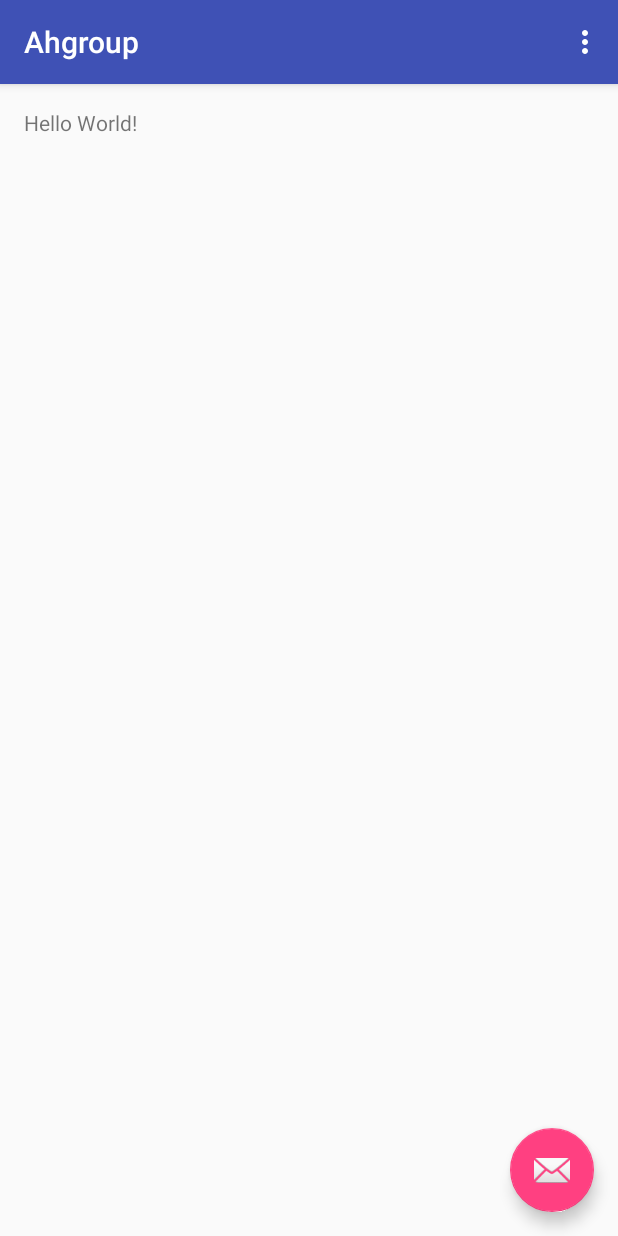
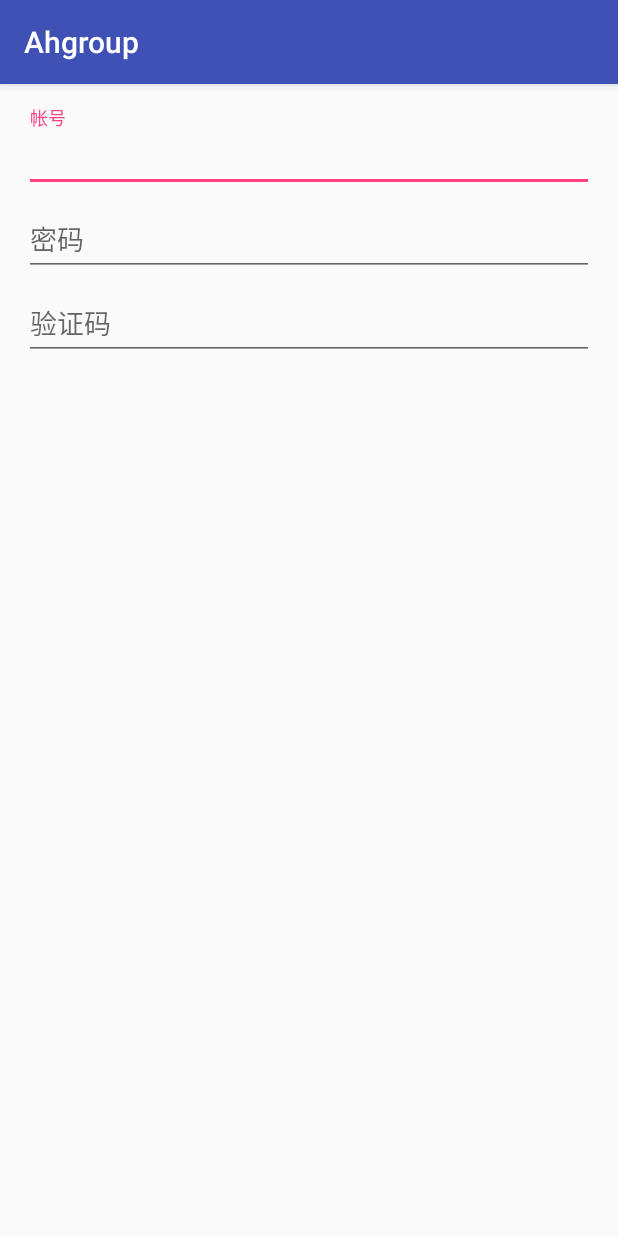
Before and after one commit to fmisser/Ahgroup, an Android app: the screen it shows after launch (MainActivity before the commit, LoginActivity after it), on a phone screen of 412 x 824 dp. Run offline under Robolectric (Android 15) with nearby library versions, the phone set to English and light mode, and no system bars; our stand-ins replace Dagger/Hilt's generated code; libraries missing offline, so code that uses them is left out: com.j256.ormlite.

Commit message:
添加登录界面

```diff
--- a/app/build.gradle
+++ b/app/build.gradle
@@ -48,4 +48,5 @@ dependencies {
     testCompile rootProject.ext.testDependencies.junit
     compile project(':domain')
     compile project(':data')
+    compile project(':common')
 }
--- a/app/src/main/AndroidManifest.xml
+++ b/app/src/main/AndroidManifest.xml
@@ -13,6 +13,13 @@
             android:name=".MainActivity"
             android:label="@string/app_name"
             android:theme="@style/AppTheme.NoActionBar">
+            <!--<intent-filter>-->
+                <!--<action android:name="android.intent.action.MAIN" />-->
+
+                <!--<category android:name="android.intent.category.LAUNCHER" />-->
+            <!--</intent-filter>-->
+        </activity>
+        <activity android:name=".ui.LoginActivity">
             <intent-filter>
                 <action android:name="android.intent.action.MAIN" />
 
--- a/app/src/main/java/com/ptmlb/ca/ahgroup/MainActivity.java
+++ b/app/src/main/java/com/ptmlb/ca/ahgroup/MainActivity.java
@@ -14,9 +14,9 @@ import android.widget.Toast;
 import com.ptmlb.ca.ahgroup.di.component.DaggerLoginInfoComponent;
 import com.ptmlb.ca.ahgroup.di.component.LoginInfoComponent;
 import com.ptmlb.ca.ahgroup.di.module.ActivityModule;
-import com.ptmlb.ca.ahgroup.model.LoginInfoModel;
-import com.ptmlb.ca.ahgroup.presenter.SaveLoginInfoPresenter;
-import com.ptmlb.ca.ahgroup.view.SaveLoginInfoView;
+import com.ptmlb.ca.ahgroup.mvp.model.LoginInfoModel;
+import com.ptmlb.ca.ahgroup.mvp.presenter.SaveLoginInfoPresenter;
+import com.ptmlb.ca.ahgroup.mvp.view.SaveLoginInfoView;
 
 import java.util.Date;
 
--- /dev/null
+++ b/app/src/main/java/com/ptmlb/ca/ahgroup/UI/LoginActivity.java
@@ -0,0 +1,15 @@
+package com.ptmlb.ca.ahgroup.ui;
+
+import android.support.v7.app.AppCompatActivity;
+import android.os.Bundle;
+
+import com.ptmlb.ca.ahgroup.R;
+
+public class LoginActivity extends AppCompatActivity {
+
+    @Override
+    protected void onCreate(Bundle savedInstanceState) {
+        super.onCreate(savedInstanceState);
+        setContentView(R.layout.activity_login);
+    }
+}
--- a/app/src/main/java/com/ptmlb/ca/ahgroup/di/component/ApplicationComponent.java
+++ b/app/src/main/java/com/ptmlb/ca/ahgroup/di/component/ApplicationComponent.java
@@ -13,7 +13,7 @@ import com.ptmlb.ca.ahgroup.di.module.ApplicationModule;
 import com.ptmlb.ca.ahgroup.domain.executor.JobExecutor;
 import com.ptmlb.ca.ahgroup.domain.executor.PostExecutionThread;
 import com.ptmlb.ca.ahgroup.domain.repository.LoginInfoRepository;
-import com.ptmlb.ca.ahgroup.model.mapper.LoginInfoModelMapper;
+import com.ptmlb.ca.ahgroup.mvp.model.mapper.LoginInfoModelMapper;
 
 import javax.inject.Named;
 import javax.inject.Singleton;
@@ -22,6 +22,7 @@ import dagger.Component;
 
 /**
  * Created by Administrator on 2015/12/9.
+ *
  */
 
 @Singleton
--- a/app/src/main/java/com/ptmlb/ca/ahgroup/di/module/ApplicationModule.java
+++ b/app/src/main/java/com/ptmlb/ca/ahgroup/di/module/ApplicationModule.java
@@ -21,7 +21,7 @@ import com.ptmlb.ca.ahgroup.domain.executor.JobExecutor;
 import com.ptmlb.ca.ahgroup.domain.executor.PostExecutionThread;
 import com.ptmlb.ca.ahgroup.domain.repository.LoginInfoRepository;
 import com.ptmlb.ca.ahgroup.executor.PostExecutionThreadImpl;
-import com.ptmlb.ca.ahgroup.model.mapper.LoginInfoModelMapper;
+import com.ptmlb.ca.ahgroup.mvp.model.mapper.LoginInfoModelMapper;
 
 import java.util.concurrent.LinkedBlockingQueue;
 import java.util.concurrent.TimeUnit;
--- a/app/src/main/java/com/ptmlb/ca/ahgroup/model/LoginInfoModel.java
+++ b/app/src/main/java/com/ptmlb/ca/ahgroup/mvp/model/LoginInfoModel.java
@@ -1,4 +1,4 @@
-package com.ptmlb.ca.ahgroup.model;
+package com.ptmlb.ca.ahgroup.mvp.model;
 
 import java.util.Date;
 
--- a/app/src/main/java/com/ptmlb/ca/ahgroup/model/mapper/LoginInfoModelMapper.java
+++ b/app/src/main/java/com/ptmlb/ca/ahgroup/mvp/model/mapper/LoginInfoModelMapper.java
@@ -1,7 +1,7 @@
-package com.ptmlb.ca.ahgroup.model.mapper;
+package com.ptmlb.ca.ahgroup.mvp.model.mapper;
 
 import com.ptmlb.ca.ahgroup.domain.entity.LoginInfo;
-import com.ptmlb.ca.ahgroup.model.LoginInfoModel;
+import com.ptmlb.ca.ahgroup.mvp.model.LoginInfoModel;
 
 import javax.inject.Inject;
 import javax.inject.Singleton;
--- a/app/src/main/java/com/ptmlb/ca/ahgroup/presenter/Presenter.java
+++ b/app/src/main/java/com/ptmlb/ca/ahgroup/mvp/presenter/Presenter.java
@@ -1,4 +1,4 @@
-package com.ptmlb.ca.ahgroup.presenter;
+package com.ptmlb.ca.ahgroup.mvp.presenter;
 
 /**
  * Created by Administrator on 2015/12/4.
--- a/app/src/main/java/com/ptmlb/ca/ahgroup/view/AuthLoadDataView.java
+++ b/app/src/main/java/com/ptmlb/ca/ahgroup/mvp/view/AuthLoadDataView.java
@@ -1,4 +1,4 @@
-package com.ptmlb.ca.ahgroup.view;
+package com.ptmlb.ca.ahgroup.mvp.view;
 
 /**
  * Created by Administrator on 2015/12/9.
--- a/app/src/main/java/com/ptmlb/ca/ahgroup/view/LoadDataView.java
+++ b/app/src/main/java/com/ptmlb/ca/ahgroup/mvp/view/LoadDataView.java
@@ -1,4 +1,4 @@
-package com.ptmlb.ca.ahgroup.view;
+package com.ptmlb.ca.ahgroup.mvp.view;
 
 import android.content.Context;
 
--- a/app/src/main/java/com/ptmlb/ca/ahgroup/view/LoginInfoView.java
+++ b/app/src/main/java/com/ptmlb/ca/ahgroup/mvp/view/LoginInfoView.java
@@ -1,6 +1,6 @@
-package com.ptmlb.ca.ahgroup.view;
+package com.ptmlb.ca.ahgroup.mvp.view;
 
-import com.ptmlb.ca.ahgroup.model.LoginInfoModel;
+import com.ptmlb.ca.ahgroup.mvp.model.LoginInfoModel;
 
 import java.util.List;
 
--- a/app/src/main/java/com/ptmlb/ca/ahgroup/view/SaveLoginInfoView.java
+++ b/app/src/main/java/com/ptmlb/ca/ahgroup/mvp/view/SaveLoginInfoView.java
@@ -1,6 +1,6 @@
-package com.ptmlb.ca.ahgroup.view;
+package com.ptmlb.ca.ahgroup.mvp.view;
 
-import com.ptmlb.ca.ahgroup.model.LoginInfoModel;
+import com.ptmlb.ca.ahgroup.mvp.model.LoginInfoModel;
 
 /**
  * Created by Administrator on 2015/12/8.
--- /dev/null
+++ b/app/src/main/res/layout/activity_login.xml
@@ -0,0 +1,54 @@
+<?xml version="1.0" encoding="utf-8"?>
+<RelativeLayout xmlns:android="http://schemas.android.com/apk/res/android"
+    xmlns:float="http://schemas.android.com/apk/res-auto"
+    xmlns:tools="http://schemas.android.com/tools"
+    android:layout_width="match_parent"
+    android:layout_height="match_parent"
+    android:paddingBottom="@dimen/activity_vertical_margin"
+    android:paddingLeft="@dimen/activity_horizontal_margin"
+    android:paddingRight="@dimen/activity_horizontal_margin"
+    android:paddingTop="@dimen/activity_vertical_margin"
+    tools:context=".ui.LoginActivity">
+
+    <LinearLayout
+        android:layout_width="match_parent"
+        android:layout_height="match_parent"
+        android:orientation="vertical">
+
+        <android.support.design.widget.TextInputLayout
+            android:layout_width="match_parent"
+            android:layout_height="wrap_content">
+
+            <EditText
+            android:layout_width="match_parent"
+            android:layout_height="wrap_content"
+            android:hint="帐号" />
+
+        </android.support.design.widget.TextInputLayout>
+
+        <android.support.design.widget.TextInputLayout
+            android:layout_width="match_parent"
+            android:layout_height="wrap_content">
+
+            <EditText
+            android:layout_width="match_parent"
+            android:layout_height="wrap_content"
+            android:hint="密码" />
+
+        </android.support.design.widget.TextInputLayout>
+
+        <android.support.design.widget.TextInputLayout
+            android:layout_width="match_parent"
+            android:layout_height="wrap_content">
+
+            <EditText
+            android:layout_width="match_parent"
+            android:layout_height="wrap_content"
+            android:hint="验证码"
+            android:inputType="textPassword" />
+
+        </android.support.design.widget.TextInputLayout>
+
+    </LinearLayout>
+
+</RelativeLayout>
--- a/dependencies.gradle
+++ b/dependencies.gradle
@@ -13,7 +13,7 @@ allprojects {
                 retrofitRxJavaAdapter   :   'com.squareup.retrofit:adapter-rxjava:2.0.0-beta2',
                 ormlite                 :   'com.j256.ormlite:ormlite-android:4.48',
                 aspectJ                 :   'org.aspectj:aspectjrt:1.8.7',
-                eventBus                :   'de.greenrobot:eventbus:3.0.0-beta1'
+                eventBus                :   'de.greenrobot:eventbus:3.0.0-beta1',
         ]
 
         testDependencies = [
```
Also changed, not shown: app/src/main/java/com/ptmlb/ca/ahgroup/mvp/presenter/LoginInfoPresenter.java (renamed from app/src/main/java/com/ptmlb/ca/ahgroup/presenter/LoginInfoPresenter.java, +4 -5 lines), app/src/main/java/com/ptmlb/ca/ahgroup/mvp/presenter/SaveLoginInfoPresenter.java (renamed from app/src/main/java/com/ptmlb/ca/ahgroup/presenter/SaveLoginInfoPresenter.java, +4 -5 lines).
